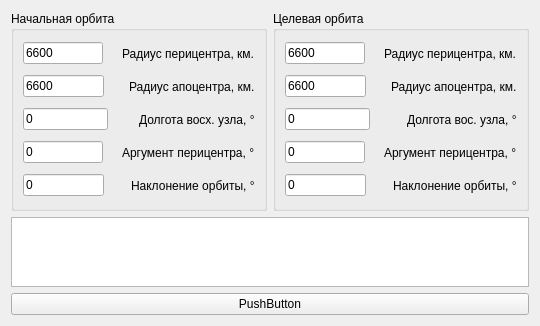
Old version of the form orbit_wdg.ui in the repository iquater/orbit.
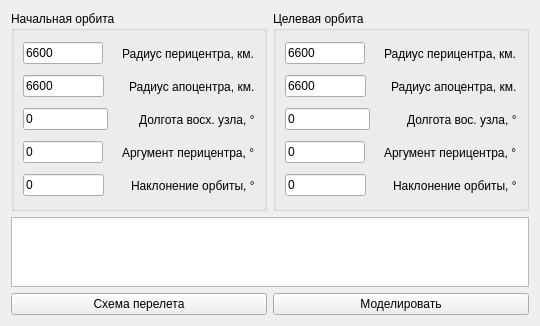
New version of the form.

What changed in the file:
```diff
--- a/orbit_wdg.ui
+++ b/orbit_wdg.ui
@@ -380,14 +380,25 @@
     <widget class="QTextEdit" name="textEdit"/>
    </item>
    <item>
+    <layout class="QHBoxLayout" name="horizontalLayout_6">
+     <item>
     <widget class="QPushButton" name="pushButton">
      <property name="enabled">
       <bool>true</bool>
      </property>
      <property name="text">
-      <string>PushButton</string>
-     </property>
-    </widget>
+        <string>Схема перелета</string>
+       </property>
+      </widget>
+     </item>
+     <item>
+      <widget class="QPushButton" name="pushButton_2">
+       <property name="text">
+        <string>Моделировать</string>
+       </property>
+      </widget>
+     </item>
+    </layout>
    </item>
   </layout>
  </widget>
```
Lines whose indentation alone changed are shown as unchanged.
